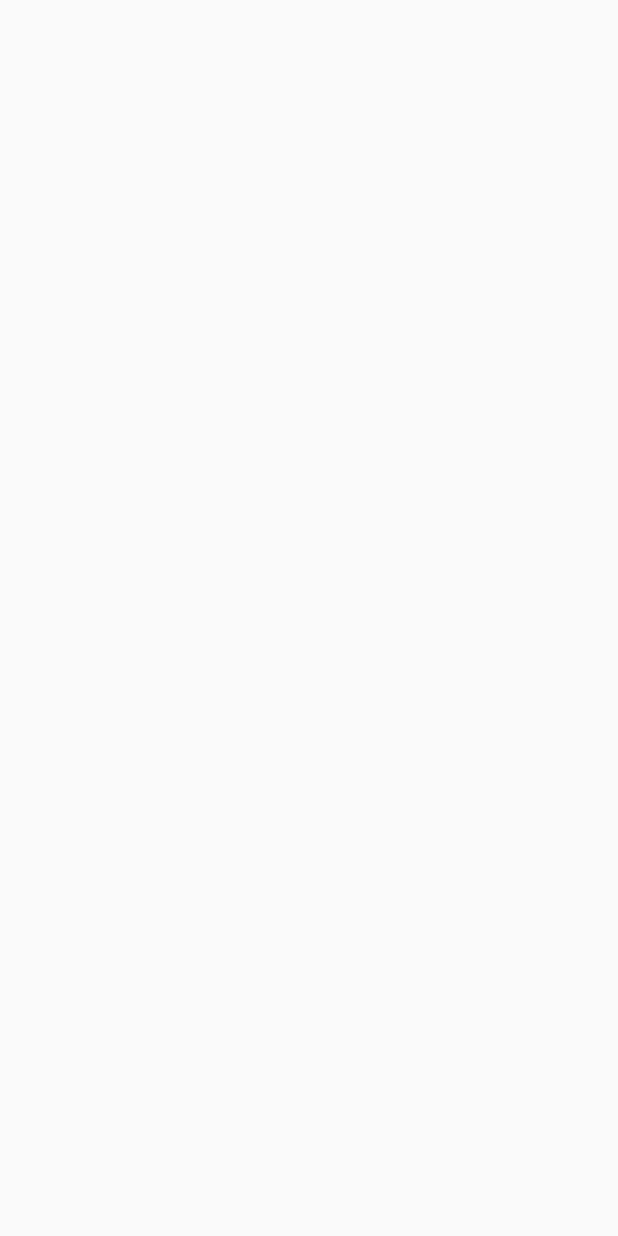
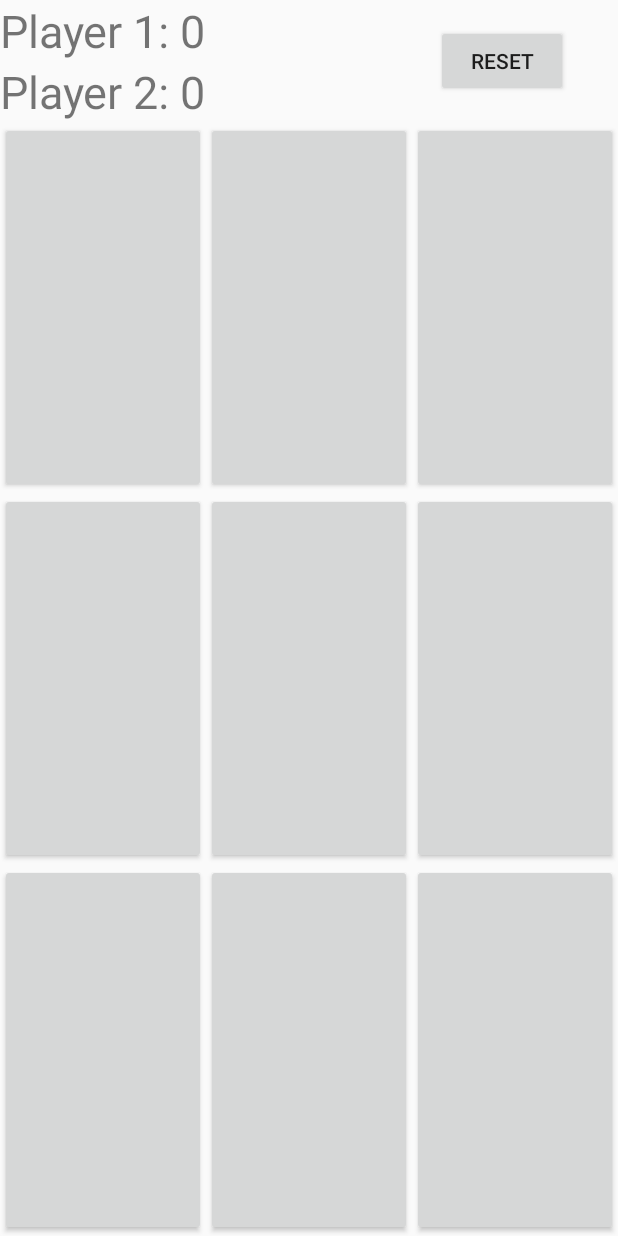
Before and after one commit to Konopl9/FlexBattle, an Android app: the TicTacToeActivity screen opened directly, with no data from a screen before it, on a phone screen of 412 x 824 dp. Before the commit the screen is empty. Run offline under Robolectric (Android 15) with nearby library versions, the phone set to English and light mode, and no system bars.

Commit message:
Tic Tac Toe layout

```diff
--- a/app/src/main/res/layout/activity_tic_tac_toe.xml
+++ b/app/src/main/res/layout/activity_tic_tac_toe.xml
@@ -1,9 +1,124 @@
 <?xml version="1.0" encoding="utf-8"?>
-<androidx.constraintlayout.widget.ConstraintLayout xmlns:android="http://schemas.android.com/apk/res/android"
-    xmlns:app="http://schemas.android.com/apk/res-auto"
+<LinearLayout xmlns:android="http://schemas.android.com/apk/res/android"
     xmlns:tools="http://schemas.android.com/tools"
     android:layout_width="match_parent"
     android:layout_height="match_parent"
+    android:orientation="vertical"
     tools:context=".TicTacToeActivity">
 
-</androidx.constraintlayout.widget.ConstraintLayout>
+    <RelativeLayout
+        android:layout_width="match_parent"
+        android:layout_height="wrap_content">
+
+        <TextView
+            android:id="@+id/text_view_p1"
+            android:layout_width="wrap_content"
+            android:layout_height="wrap_content"
+            android:text="Player 1: 0"
+            android:textSize="30sp" />
+
+        <TextView
+            android:id="@+id/text_view_p2"
+            android:layout_width="wrap_content"
+            android:layout_height="wrap_content"
+            android:layout_below="@+id/text_view_p1"
+            android:text="Player 2: 0"
+            android:textSize="30sp" />
+
+        <Button
+            android:id="@+id/button_reset"
+            android:layout_width="wrap_content"
+            android:layout_height="wrap_content"
+            android:layout_alignParentEnd="true"
+            android:layout_alignParentRight="true"
+            android:layout_centerVertical="true"
+            android:layout_marginEnd="33dp"
+            android:layout_marginRight="33dp"
+            android:text="reset" />
+    </RelativeLayout>
+
+    <LinearLayout
+        android:layout_width="match_parent"
+        android:layout_height="0dp"
+        android:layout_weight="1">
+
+        <Button
+            android:id="@+id/button_00"
+            android:layout_width="0dp"
+            android:layout_height="match_parent"
+            android:layout_weight="1"
+            android:textSize="60sp" />
+
+        <Button
+            android:id="@+id/button_01"
+            android:layout_width="0dp"
+            android:layout_height="match_parent"
+            android:layout_weight="1"
+            android:textSize="60sp" />
+
+        <Button
+            android:id="@+id/button_02"
+            android:layout_width="0dp"
+            android:layout_height="match_parent"
+            android:layout_weight="1"
+            android:textSize="60sp" />
+
+    </LinearLayout>
+
+    <LinearLayout
+        android:layout_width="match_parent"
+        android:layout_height="0dp"
+        android:layout_weight="1">
+
+        <Button
+            android:id="@+id/button_10"
+            android:layout_width="0dp"
+            android:layout_height="match_parent"
+            android:layout_weight="1"
+            android:textSize="60sp" />
+
+        <Button
+            android:id="@+id/button_11"
+            android:layout_width="0dp"
+            android:layout_height="match_parent"
+            android:layout_weight="1"
+            android:textSize="60sp" />
+
+        <Button
+            android:id="@+id/button_12"
+            android:layout_width="0dp"
+            android:layout_height="match_parent"
+            android:layout_weight="1"
+            android:textSize="60sp" />
+
+    </LinearLayout>
+
+    <LinearLayout
+        android:layout_width="match_parent"
+        android:layout_height="0dp"
+        android:layout_weight="1">
+
+        <Button
+            android:id="@+id/button_20"
+            android:layout_width="0dp"
+            android:layout_height="match_parent"
+            android:layout_weight="1"
+            android:textSize="60sp" />
+
+        <Button
+            android:id="@+id/button_21"
+            android:layout_width="0dp"
+            android:layout_height="match_parent"
+            android:layout_weight="1"
+            android:textSize="60sp" />
+
+        <Button
+            android:id="@+id/button_22"
+            android:layout_width="0dp"
+            android:layout_height="match_parent"
+            android:layout_weight="1"
+            android:textSize="60sp" />
+
+    </LinearLayout>
+
+</LinearLayout>
```
